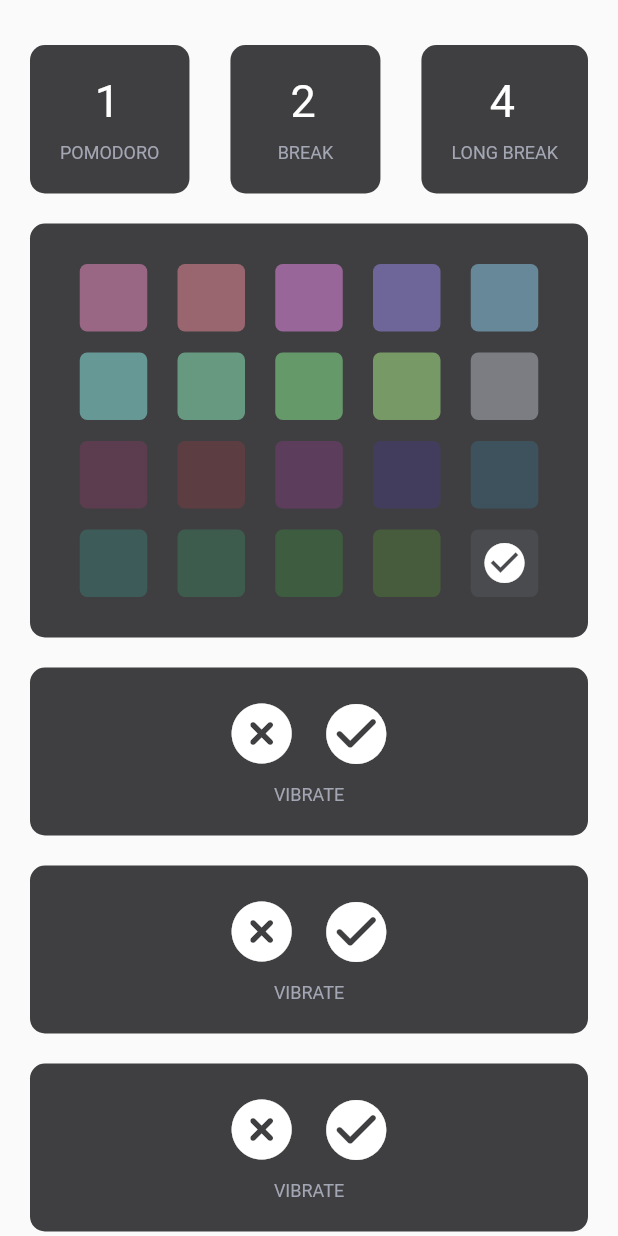
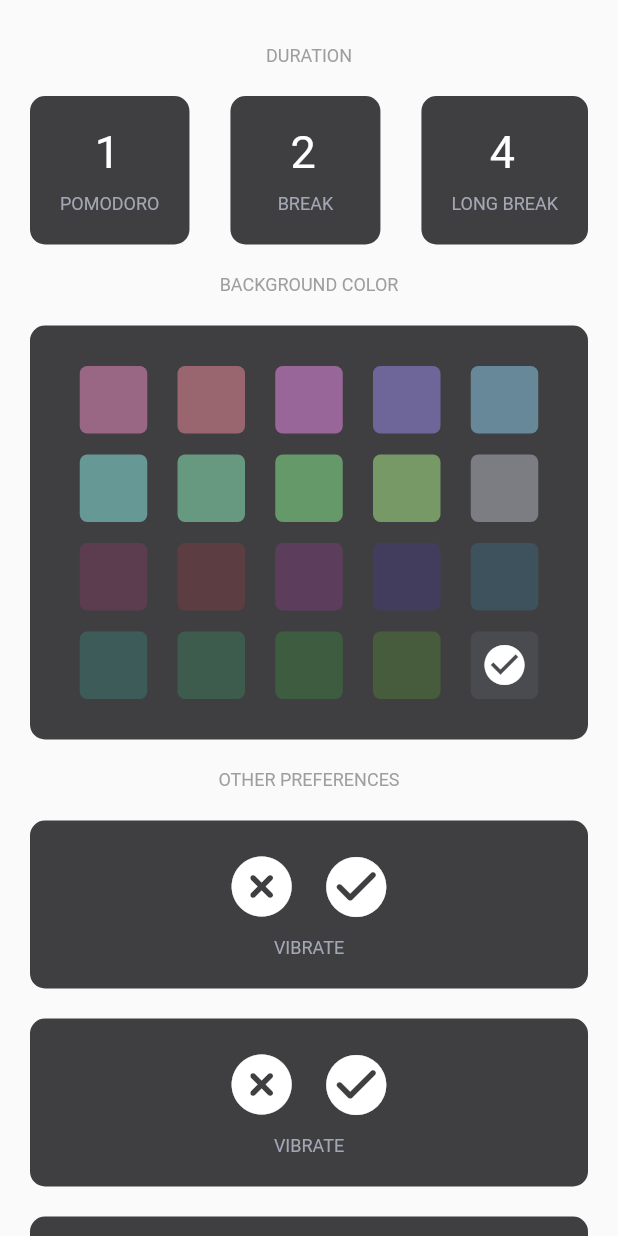
Before and after one commit to Bisxsh/flutter-pomodoro-timer, a Flutter app: the SettingsPage widget shown alone on an empty page, opened directly, on a phone screen of 412 x 824 dp. Run offline on Flutter 3.47's test engine with Material 2 defaults, Android fonts, the phone set to English and light mode, and no system bars; our stand-ins replace circular_countdown_timer.

Commit message:
Added settings section headings

```diff
--- a/lib/screens/settings/settings_page.dart
+++ b/lib/screens/settings/settings_page.dart
@@ -1,6 +1,7 @@
 import 'package:flutter/material.dart';
 import 'package:pomodoro_timer_flutter/screens/settings/widgets/boolean_settings_wdiget.dart';
 import 'package:pomodoro_timer_flutter/screens/settings/widgets/color_grid/color_grid_widget.dart';
+import 'package:pomodoro_timer_flutter/screens/settings/widgets/color_grid/sub-widgets/section_heading.dart';
 import 'package:pomodoro_timer_flutter/screens/settings/widgets/int_settings_widget.dart';
 import 'package:provider/provider.dart';
 
@@ -24,6 +25,7 @@ class _SettingsPageState extends State<SettingsPage> {
         padding: const EdgeInsets.all(10),
         child: Column(
           children: [
+            const SettingsSectionHeading(label: "Duration"),
             Row(
               mainAxisAlignment: MainAxisAlignment.spaceBetween,
               children: [
@@ -45,7 +47,9 @@ class _SettingsPageState extends State<SettingsPage> {
                 ),
               ],
             ),
+            const SettingsSectionHeading(label: "Background Color"),
             const ColorGridWidget(),
+            const SettingsSectionHeading(label: "Other Preferences"),
             const BooleanSettingsWidget(label: "Vibrate"),
             const BooleanSettingsWidget(label: "Autostart Breaks"),
             const BooleanSettingsWidget(label: "Autostart Pomodoro"),
--- /dev/null
+++ b/lib/screens/settings/widgets/color_grid/sub-widgets/section_heading.dart
@@ -0,0 +1,18 @@
+import 'package:flutter/material.dart';
+
+class SettingsSectionHeading extends StatelessWidget {
+  final String label;
+
+  const SettingsSectionHeading({super.key, required this.label});
+
+  @override
+  Widget build(BuildContext context) {
+    return Container(
+      margin: const EdgeInsets.all(10),
+      child: Text(
+        label.toUpperCase(),
+        style: const TextStyle(color: Colors.grey, fontSize: 12),
+      ),
+    );
+  }
+}
```
